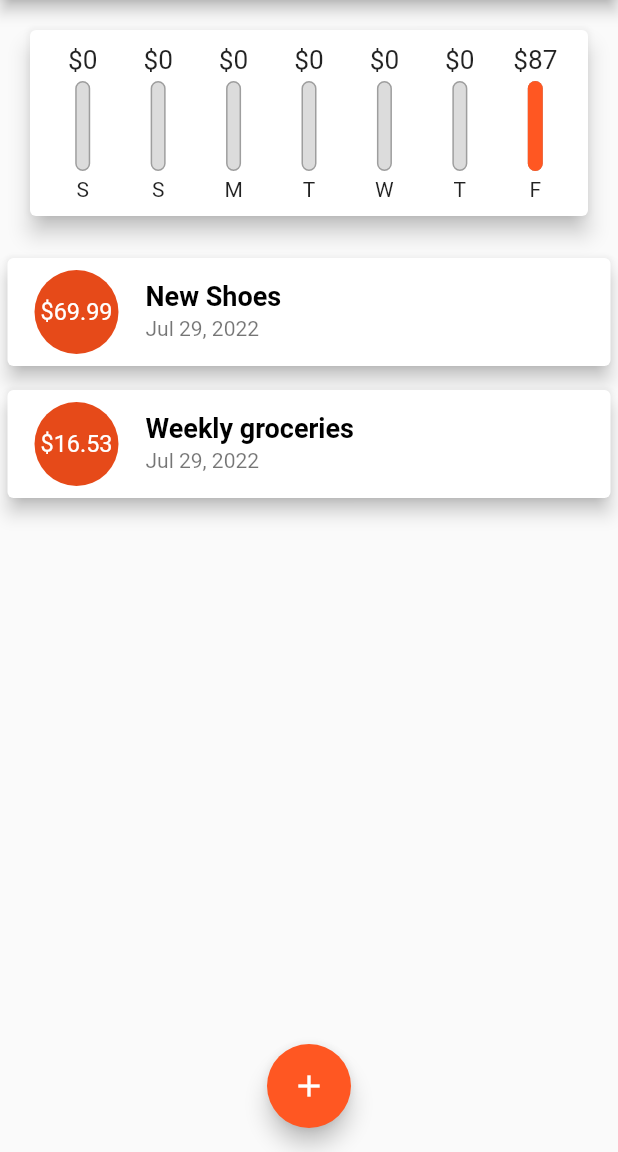
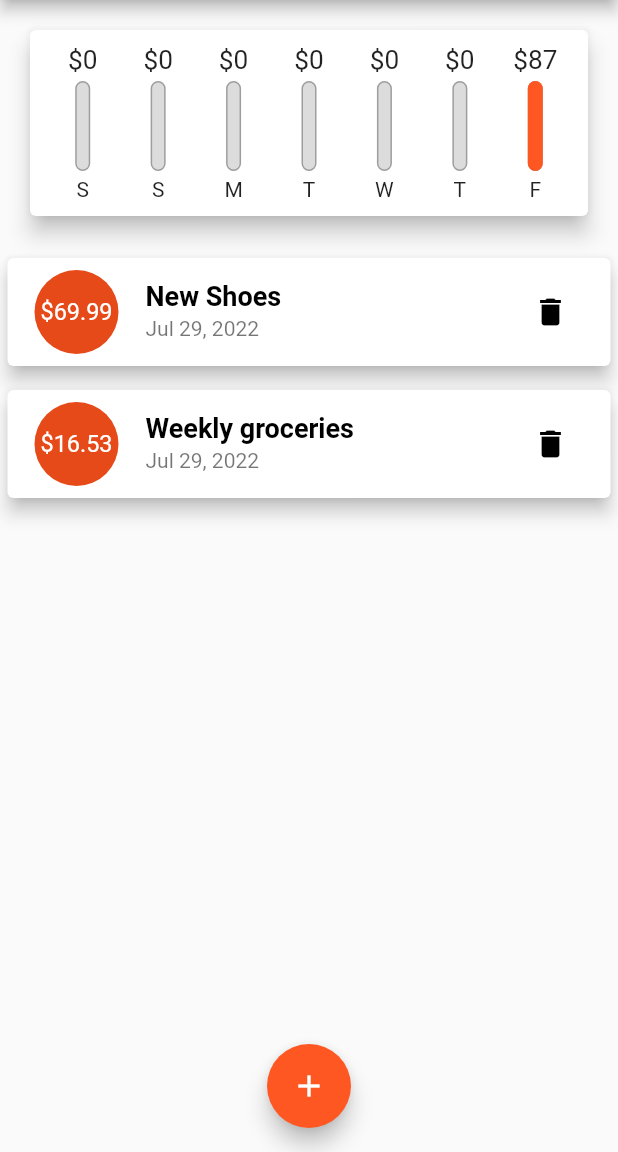
Before and after one commit to Sultanbek-Gapyrov/MoneyTracker, a Flutter app: the screen it shows after launch, on a phone screen of 412 x 824 dp, the part 84-1236 px from its top. Run offline on Flutter 3.47's test engine with Material 2 defaults, Android fonts, the phone set to English and light mode, and no system bars.

Commit message:
adding "delete item" finction

```diff
--- a/lib/main.dart
+++ b/lib/main.dart
@@ -87,6 +87,14 @@ class _MyHomePageState extends State<MyHomePage> {
     );
   }
 
+  void _deleteTransaction(String id) {
+    setState(() {
+      _userTransactions.removeWhere((tx) {
+        return tx.id == id;
+      });
+    });
+  }
+
   @override
   Widget build(BuildContext context) {
     return Scaffold(
@@ -107,7 +115,7 @@ class _MyHomePageState extends State<MyHomePage> {
           crossAxisAlignment: CrossAxisAlignment.stretch,
           children: <Widget>[
             Chart(_recentTransactions),
-            TransactionList(_userTransactions),
+            TransactionList(_userTransactions, _deleteTransaction),
           ],
         ),
       ),
--- a/lib/widgets/transaction_list.dart
+++ b/lib/widgets/transaction_list.dart
@@ -4,8 +4,10 @@ import 'package:planner_app/models/transaction.dart';
 
 class TransactionList extends StatelessWidget {
   final List<Transaction> transactions;
-  const TransactionList(
+  final Function deleteTx;
+  TransactionList(
     this.transactions,
+    this.deleteTx,
   );
 
   @override
@@ -58,6 +60,15 @@ class TransactionList extends StatelessWidget {
                     subtitle: Text(
                       DateFormat.yMMMd().format(transactions[index].date),
                     ),
+                    trailing: IconButton(
+                      icon: const Icon(
+                        Icons.delete,
+                      ),
+                      color: Colors.black,
+                      onPressed: () {
+                        deleteTx(transactions[index].id);
+                      },
+                    ),
                   ),
                 );
               },
```
